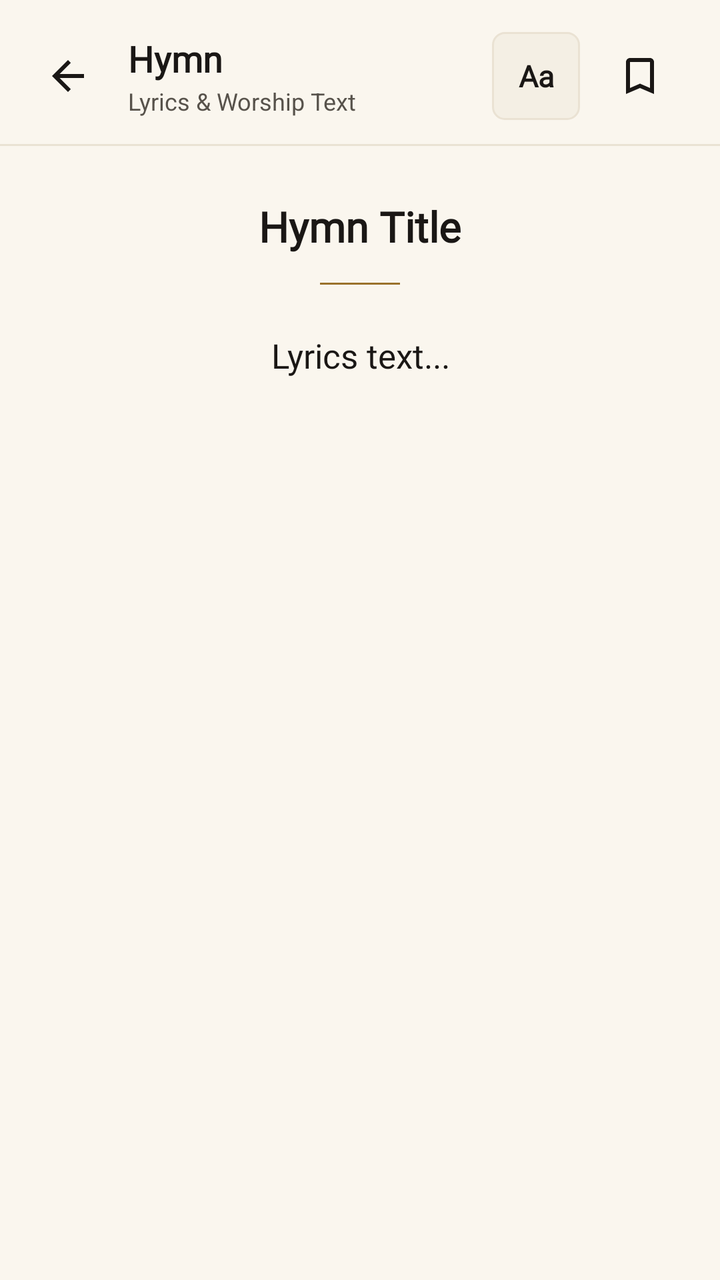
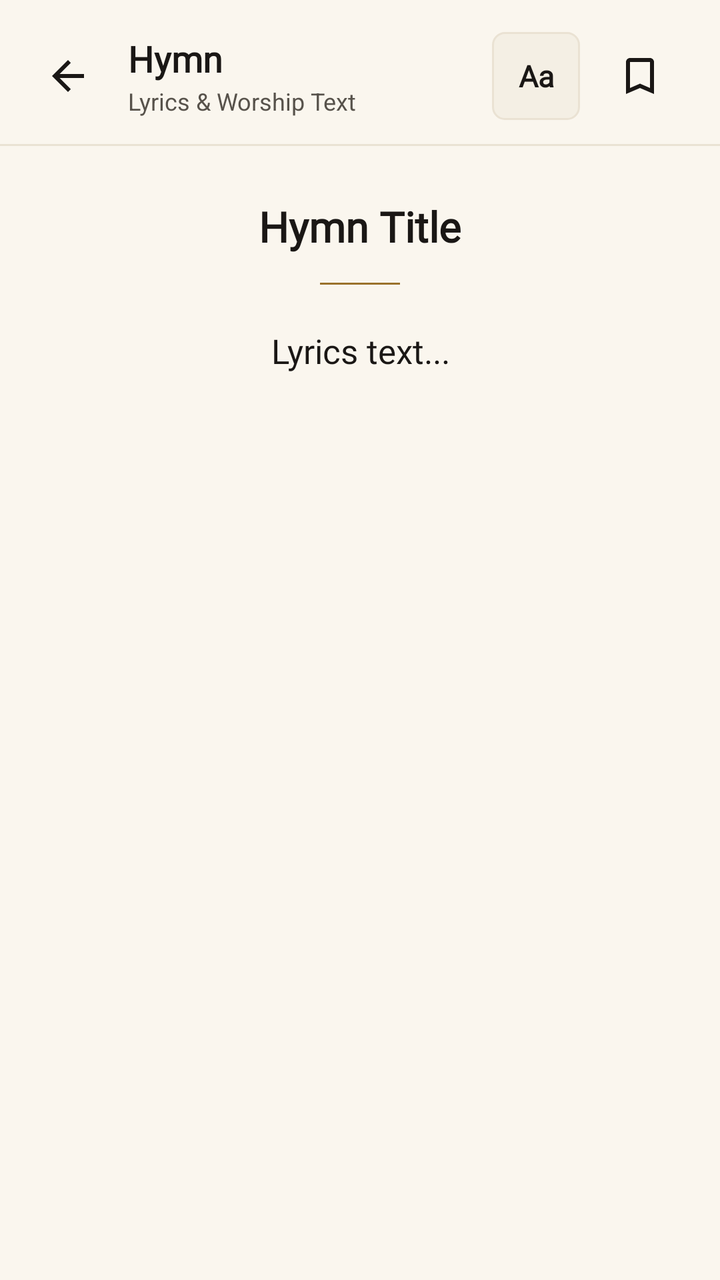

Compare the two renders of this Android layout. The source of the first and the diff that turns it into the second are given below.
<!-- AndroidManifest.xml: application theme AppTheme -->
<!-- res/layout/lyrics.xml -->
<?xml version="1.0" encoding="utf-8"?>
<LinearLayout
	xmlns:android="http://schemas.android.com/apk/res/android"
	xmlns:app="http://schemas.android.com/apk/res-auto"
	xmlns:tools="http://schemas.android.com/tools"
	android:layout_width="match_parent"
	android:layout_height="match_parent"
	android:background="@color/colorBackground"
	android:orientation="vertical">

	
	<LinearLayout
		android:layout_width="match_parent"
		android:layout_height="wrap_content"
		android:orientation="horizontal"
		android:gravity="center_vertical"
		android:paddingStart="10dp"
		android:paddingEnd="16dp"
		android:paddingTop="14dp"
		android:paddingBottom="10dp">

		<ImageButton
			android:id="@+id/btn_back"
			android:layout_width="48dp"
			android:layout_height="48dp"
			android:background="?android:attr/selectableItemBackgroundBorderless"
			android:src="@drawable/ic_arrow_back"
			android:contentDescription="Back"
			app:tint="@color/colorTextPrimary" />

		<LinearLayout
			android:layout_width="0dp"
			android:layout_height="wrap_content"
			android:layout_weight="1"
			android:layout_marginStart="6dp"
			android:orientation="vertical">

			<TextView
				android:id="@+id/header_title"
				android:layout_width="wrap_content"
				android:layout_height="wrap_content"
				android:fontFamily="@font/crimson_pro"
				android:text="Hymn"
				android:textColor="@color/colorTextPrimary"
				android:textSize="18sp"
				android:textStyle="bold"
				android:singleLine="true"
				android:ellipsize="end" />

			<TextView
				android:id="@+id/header_subtitle"
				android:layout_width="wrap_content"
				android:layout_height="wrap_content"
				android:layout_marginTop="1dp"
				android:fontFamily="sans-serif"
				android:text="Lyrics &amp; Worship Text"
				android:textColor="@color/colorTextSecondary"
				android:textSize="12sp" />
		</LinearLayout>

		
		<TextView
			android:id="@+id/btn_aa"
			android:layout_width="44dp"
			android:layout_height="44dp"
			android:gravity="center"
			android:background="@drawable/bg_search_bar"
			android:fontFamily="@font/crimson_pro"
			android:contentDescription="Typography and theme settings"
			android:text="Aa"
			android:textColor="@color/colorTextPrimary"
			android:textSize="15sp"
			android:textStyle="bold"
			android:clickable="true"
			android:focusable="true"
			android:foreground="?android:attr/selectableItemBackground"
			android:layout_marginEnd="6dp" />

		<ImageButton
			android:id="@+id/btn_bookmark"
			android:layout_width="48dp"
			android:layout_height="48dp"
			android:background="?android:attr/selectableItemBackgroundBorderless"
			android:src="@drawable/ic_bookmark_border"
			android:contentDescription="Save"
			app:tint="@color/colorTextPrimary" />
	</LinearLayout>

	
	<View
		android:layout_width="match_parent"
		android:layout_height="1dp"
		android:background="@color/colorCardBorder" />

	
	<ScrollView
		android:id="@+id/vscroll1"
		android:layout_width="match_parent"
		android:layout_height="match_parent"
		android:fillViewport="true"
		android:scrollbars="vertical">

		<LinearLayout
			android:id="@+id/linear1"
			android:layout_width="match_parent"
			android:layout_height="wrap_content"
			android:orientation="vertical"
			android:gravity="center_horizontal"
			android:paddingHorizontal="24dp"
			android:paddingTop="26dp"
			android:paddingBottom="48dp">

			<TextView
				android:id="@+id/tv_title"
				android:layout_width="wrap_content"
				android:layout_height="wrap_content"
				android:gravity="center"
				android:fontFamily="@font/crimson_pro"
				android:text="Hymn Title"
				android:textColor="@color/colorTextPrimary"
				android:textSize="21sp"
				android:textStyle="bold"
				android:lineSpacingMultiplier="1.2" />

			
			<View
				android:layout_width="40dp"
				android:layout_height="1dp"
				android:layout_marginTop="14dp"
				android:layout_marginBottom="24dp"
				android:background="@color/colorAntiqueGold" />

			<TextView
				android:id="@+id/tv_lyrics"
				android:layout_width="match_parent"
				android:layout_height="wrap_content"
				android:gravity="center_horizontal"
				android:fontFamily="@font/crimson_pro"
				android:text="Lyrics text..."
				android:textColor="@color/colorTextPrimary"
				android:textSize="17sp"
				android:lineSpacingMultiplier="1.52" />
		</LinearLayout>
	</ScrollView>
</LinearLayout>
<!-- resources referenced by this layout -->
<resources>
  <color name="colorAntiqueGold">#9A722C</color>
  <color name="colorBackground">#FAF6EE</color>
  <color name="colorCardBorder">#EAE2D3</color>
  <color name="colorTextPrimary">#1A1715</color>
  <color name="colorTextSecondary">#57524B</color>
  <!-- drawable bg_search_bar (drawable) -->
  <?xml version="1.0" encoding="utf-8"?>
  <shape xmlns:android="http://schemas.android.com/apk/res/android"
      android:shape="rectangle">
      <corners android:radius="6dp" />
      <solid android:color="@color/colorSearchBg" />
      <stroke
          android:width="1dp"
          android:color="@color/colorCardBorder" />
  </shape>
  <!-- drawable ic_arrow_back (drawable) -->
  <vector xmlns:android="http://schemas.android.com/apk/res/android"
      android:width="24dp"
      android:height="24dp"
      android:viewportWidth="24"
      android:viewportHeight="24">
      <path
          android:fillColor="?attr/colorControlNormal"
          android:pathData="M20,11H7.83l5.59,-5.59L12,4l-8,8 8,8 1.41,-1.41L7.83,13H20v-2z"/>
  </vector>
  <!-- drawable ic_bookmark_border (drawable) -->
  <vector xmlns:android="http://schemas.android.com/apk/res/android"
      android:width="24dp"
      android:height="24dp"
      android:viewportWidth="24"
      android:viewportHeight="24">
      <path
          android:fillColor="?attr/colorControlNormal"
          android:pathData="M17,3H7c-1.1,0 -2,0.9 -2,2v16l7,-3 7,3V5c0,-1.1 -0.9,-2 -2,-2zm0,15l-5,-2.18L7,18V5h10v13z"/>
  </vector>
  <style name="AppTheme" parent="Theme.MaterialComponents.DayNight.NoActionBar">
          <item name="colorPrimary">@color/colorPrimary</item>
          <item name="colorPrimaryDark">@color/colorPrimaryDark</item>
          <item name="colorAccent">@color/colorAccent</item>
          <item name="colorSurface">@color/colorSurface</item>
          <item name="colorOnPrimary">@android:color/white</item>
          <item name="android:windowBackground">@color/colorBackground</item>
          <item name="android:statusBarColor">@android:color/transparent</item>
          <item name="android:navigationBarColor">@android:color/transparent</item>
          <item name="android:windowLightStatusBar" tools:targetApi="m">true</item>
          <item name="android:windowLightNavigationBar" tools:targetApi="o_mr1">true</item>
          <item name="android:windowLayoutInDisplayCutoutMode" tools:targetApi="p">shortEdges</item>
          <item name="colorControlHighlight">@color/colorControlHighlight</item>
          <item name="colorControlNormal">@color/colorControlNormal</item>
          <item name="android:textColor">@color/colorTextPrimary</item>
      </style>
  <color name="colorSearchBg">#F4EFE4</color>
  <color name="colorPrimary">#1A1715</color>
  <color name="colorPrimaryDark">#0D1524</color>
  <color name="colorAccent">#9A722C</color>
  <color name="colorSurface">#FFFDF9</color>
  <color name="colorControlHighlight">#EAE2D3</color>
  <color name="colorControlNormal">#787167</color>
</resources>

<!-- the commit's change to res/layout/lyrics.xml (unified diff, before → after) -->
@@ -135,6 +135,7 @@
 				android:layout_width="match_parent"
 				android:layout_height="wrap_content"
 				android:gravity="center_horizontal"
+				android:includeFontPadding="false"
 				android:fontFamily="@font/crimson_pro"
 				android:text="Lyrics text..."
 				android:textColor="@color/colorTextPrimary"
